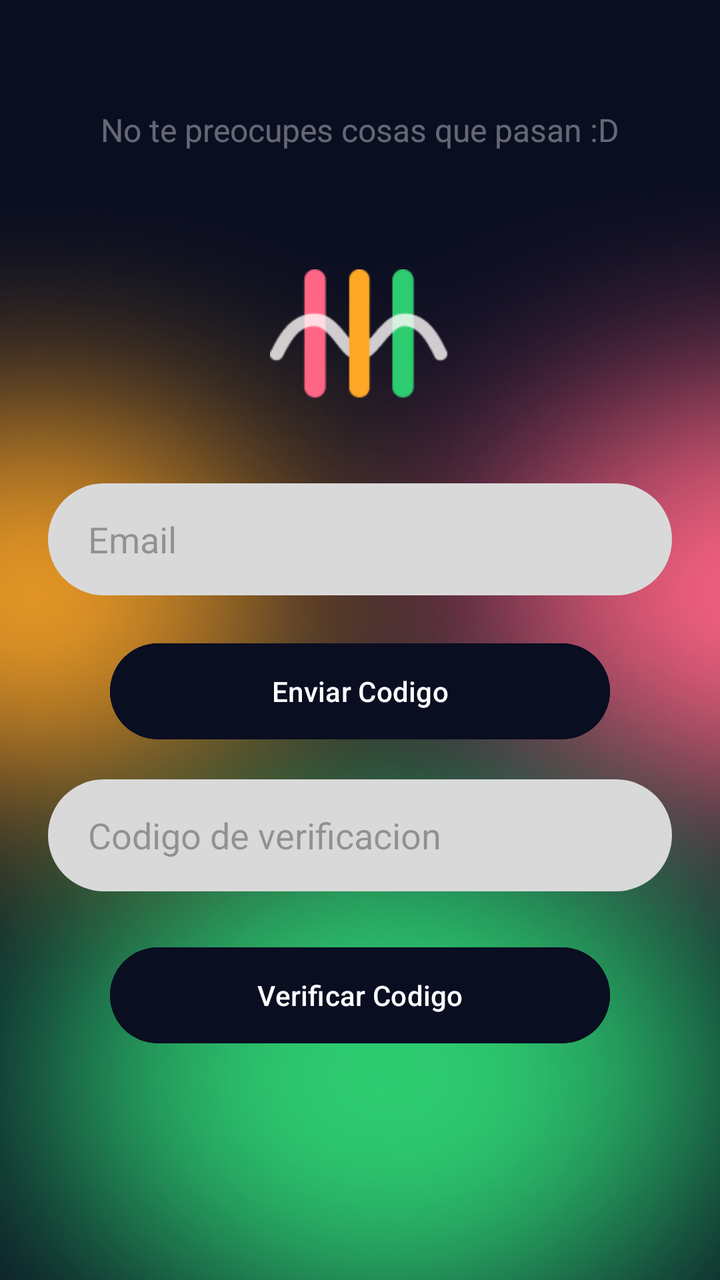
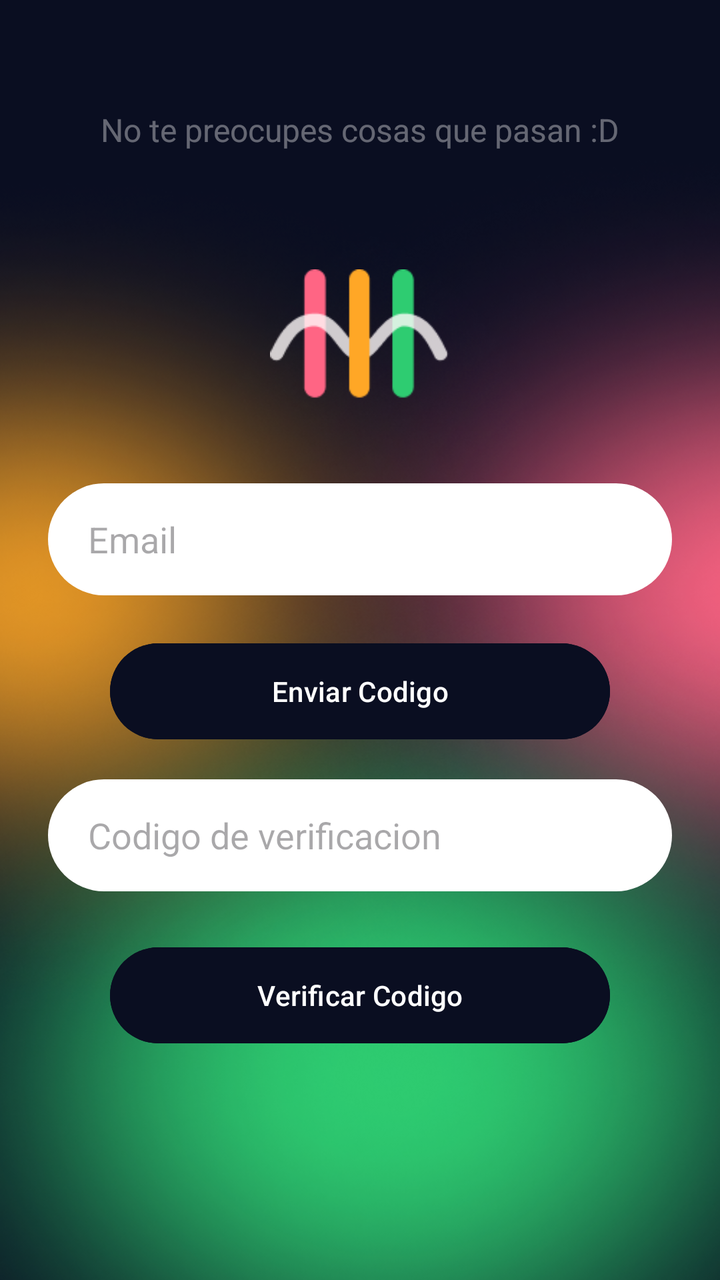

The first picture is an Android layout as it rendered before a commit; the second is the same layout after the commit. The layout source and the unified diff follow.
<!-- AndroidManifest.xml: application theme Theme.Consty_Group -->
<!-- res/layout/activity_confirmar_correo.xml -->
<?xml version="1.0" encoding="utf-8"?>
<LinearLayout xmlns:android="http://schemas.android.com/apk/res/android"
    xmlns:app="http://schemas.android.com/apk/res-auto"
    xmlns:tools="http://schemas.android.com/tools"
    android:id="@+id/main"
    android:layout_width="match_parent"
    android:layout_height="match_parent"
    android:background="@drawable/backgrpundimg"
    android:orientation="vertical"
    android:gravity="center"
    tools:context=".Activities.ConfirmarCorreo">

    <ScrollView
        android:id="@+id/ScrollConfirmarCor"
        android:layout_width="match_parent"
        android:layout_height="0dp"
        android:layout_weight="1"
        android:fillViewport="true">

        <LinearLayout
            android:id="@+id/containerConfirmarCor"
            android:layout_width="match_parent"
            android:layout_height="wrap_content"
            android:orientation="vertical"
            android:gravity="center_horizontal"
            android:padding="24dp">

            
            <TextView
                android:id="@+id/TextBienvenidaConfirmarCor"
                android:layout_width="wrap_content"
                android:layout_height="wrap_content"
                android:layout_marginTop="30dp"
                android:layout_marginBottom="20dp"
                android:text="@string/fraceMotivacional5"
                android:textColor="@color/TextoGris"
                android:textSize="16sp" />


            <ImageView
                android:id="@+id/LogoLogIn"
                android:layout_width="90dp"
                android:layout_height="90dp"
                android:layout_marginTop="30dp"
                android:layout_marginBottom="26dp"
                android:contentDescription="@string/logo"
                app:srcCompat="@drawable/logosinfondo" />

            <EditText
                android:id="@+id/InputEmailConfirmarCor"
                android:layout_width="match_parent"
                android:layout_height="56dp"
                android:layout_marginBottom="20dp"
                android:background="@drawable/style_edit_text"
                android:hint="@string/TextEmail"
                android:inputType="textEmailAddress"
                android:paddingStart="20dp"
                android:textColor="@color/TextoGris" />


            <Button
                android:id="@+id/ButtonEnviarCodigo"
                android:layout_width="250dp"
                android:layout_height="56dp"
                android:layout_marginBottom="16dp"
                android:backgroundTint="@color/backgroundColo"
                android:text="@string/TextButtonEnviarCodigo"
                android:textColor="@color/white"
                 />




            <EditText
                android:id="@+id/InputContrasenaConfirmarCor"
                android:layout_width="match_parent"
                android:layout_height="56dp"
                android:layout_marginBottom="24dp"
                android:background="@drawable/style_edit_text"
                android:hint="@string/InputTextCodeVerificacion"
                android:inputType="number"
                android:paddingStart="20dp"
                android:textColor="@color/TextoGris" />

            <Button
                android:id="@+id/ButtoVerificarCodigo"
                android:layout_width="250dp"
                android:layout_height="56dp"
                android:layout_marginBottom="16dp"
                android:backgroundTint="@color/backgroundColo"
                android:text="@string/TextVerificarCodigo"
                android:textColor="@color/white"
                android:textAllCaps="false" />


            </LinearLayout>
    </ScrollView>

</LinearLayout>
<!-- resources referenced by this layout -->
<resources>
  <color name="TextoGris">#5FFFFFFF</color>
  <color name="backgroundColo">#0A0E21</color>
  <color name="white">#FFFFFFFF</color>
  <!-- drawable backgrpundimg: png bitmap (drawable, 307316 bytes) -->
  <!-- drawable logosinfondo: png bitmap (drawable, 2599 bytes) -->
  <!-- drawable style_edit_text (drawable) -->
  <?xml version="1.0" encoding="utf-8"?>
      <shape xmlns:android="http://schemas.android.com/apk/res/android">
          <solid android:color="#D9D9D9"/>
          <corners android:radius="30dp"/>
      </shape>
  <string name="InputTextCodeVerificacion">Codigo de verificacion</string>
  <string name="TextButtonEnviarCodigo">Enviar Codigo</string>
  <string name="TextEmail">Email</string>
  <string name="TextVerificarCodigo">Verificar Codigo</string>
  <string name="fraceMotivacional5">No te preocupes cosas que pasan :D</string>
  <string name="logo">Logo</string>
  <style name="Theme.Consty_Group" parent="Base.Theme.Consty_Group" />
  <style name="Base.Theme.Consty_Group" parent="Theme.Material3.DayNight.NoActionBar">
          
          
      </style>
</resources>

<!-- the commit's change to res/layout/activity_confirmar_correo.xml (unified diff, before → after) -->
@@ -55,7 +55,7 @@
                 android:hint="@string/TextEmail"
                 android:inputType="textEmailAddress"
                 android:paddingStart="20dp"
-                android:textColor="@color/TextoGris" />
+                android:textColor="@color/black" />
 
 
             <Button
@@ -80,7 +80,7 @@
                 android:hint="@string/InputTextCodeVerificacion"
                 android:inputType="number"
                 android:paddingStart="20dp"
-                android:textColor="@color/TextoGris" />
+                android:textColor="@color/black" />
 
             <Button
                 android:id="@+id/ButtoVerificarCodigo"
<!-- resource entries referenced after the edit -->
@@ -2,13 +2,14 @@
 <resources>
   <color name="TextoGris">#5FFFFFFF</color>
   <color name="backgroundColo">#0A0E21</color>
+  <color name="black">#FF000000</color>
   <color name="white">#FFFFFFFF</color>
   <!-- drawable backgrpundimg: png bitmap (drawable, 307316 bytes) -->
   <!-- drawable logosinfondo: png bitmap (drawable, 2599 bytes) -->
   <!-- drawable style_edit_text (drawable) -->
   <?xml version="1.0" encoding="utf-8"?>
       <shape xmlns:android="http://schemas.android.com/apk/res/android">
-          <solid android:color="#D9D9D9"/>
+          <solid android:color="@color/white"/>
           <corners android:radius="30dp"/>
       </shape>
   <string name="InputTextCodeVerificacion">Codigo de verificacion</string>
